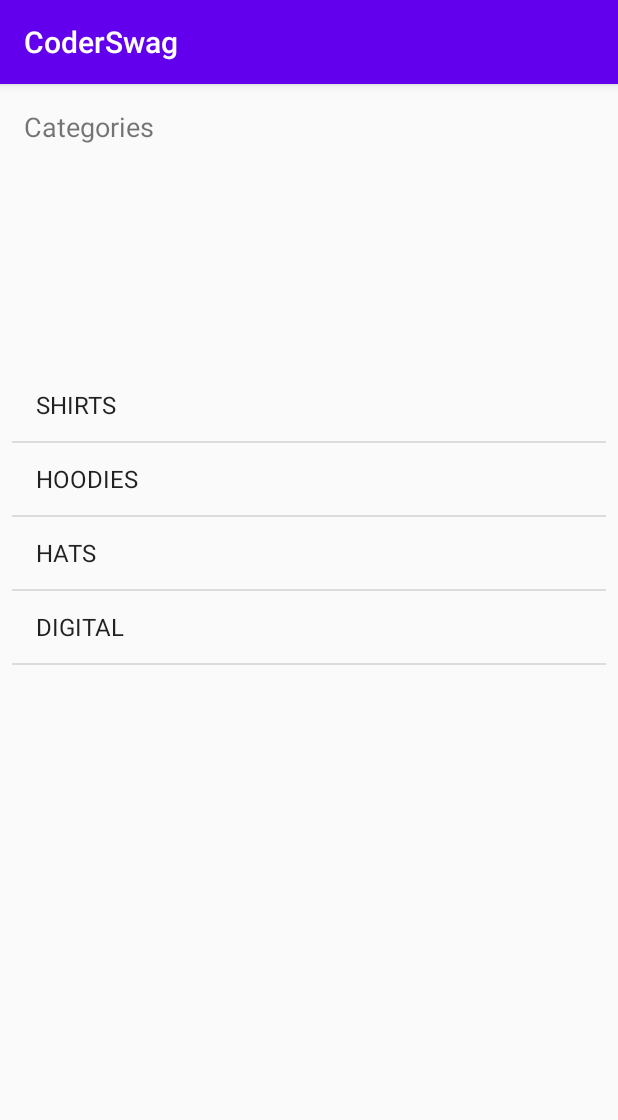
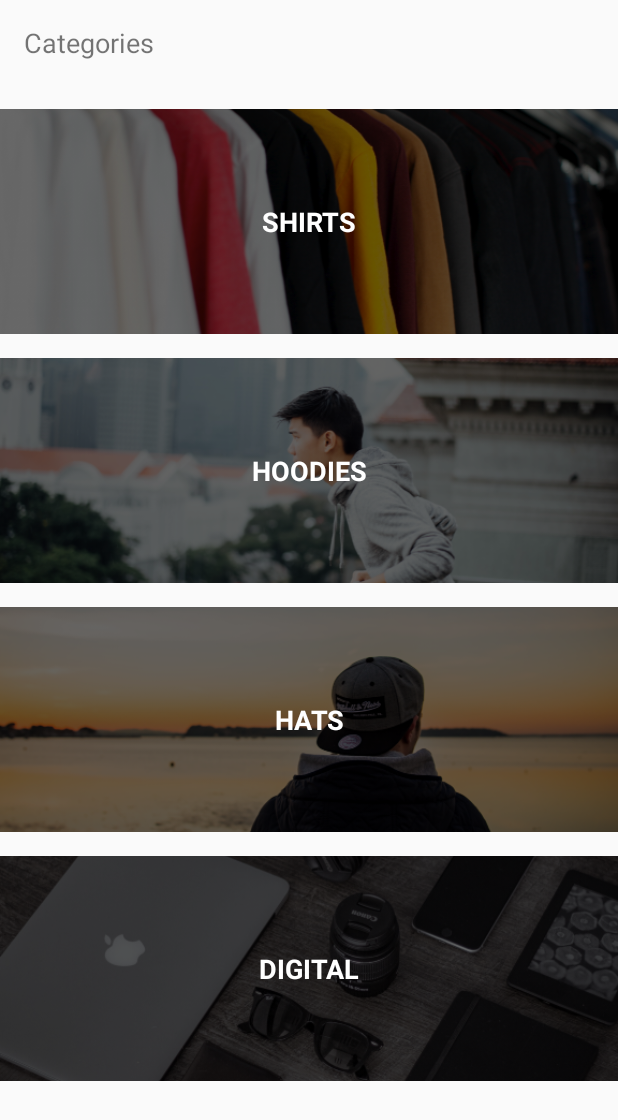
Before and after one commit to gitngp/CoderSwag, an Android app: the screen it shows after launch (MainActivity), on a phone screen of 412 x 824 dp. Shown: the top 1120 px of the screen. Run offline under Robolectric (Android 15) with nearby library versions, the phone set to English and light mode, and no system bars.

Commit message:
create a costume listview adapter

```diff
--- /dev/null
+++ b/app/src/main/java/com/nunogp/coderswag/Adapters/CategoryAdapter.kt
@@ -0,0 +1,47 @@
+package com.nunogp.coderswag.Adapters
+
+import android.content.Context
+import android.view.LayoutInflater
+import android.view.View
+import android.view.ViewGroup
+import android.widget.BaseAdapter
+import android.widget.ImageView
+import android.widget.TextView
+import com.nunogp.coderswag.Model.Category
+import com.nunogp.coderswag.R
+
+class CategoryAdapter(context: Context, categories: List<Category>):BaseAdapter() {
+
+    val context = context
+    val categories = categories
+
+    //override fun getView(p0: Int, p1: View?, p2: ViewGroup?): View {
+     override fun getView(position: Int, convertView: View?, parent: ViewGroup?): View {
+       //to change body of created functions use | settings | File Template
+        val categoryView : View
+        categoryView = LayoutInflater.from(context).inflate(R.layout.category_list_item, null)
+        val categoryImage : ImageView = categoryView.findViewById(R.id.categoryImage)
+        //textfield ID categoryName
+        val categoryName : TextView = categoryView.findViewById(R.id.categoryName)
+        val category =  categories[position]
+        //convert image name into id resource
+        val resourceId =  context.resources.getIdentifier(category.image, "drawable", context.packageName)
+        //imageId categoryName
+        categoryImage.setImageResource(resourceId)
+        //println(resourceId)
+        categoryName.text = category.title
+        return categoryView
+    }
+
+    override fun getItem(position: Int): Any {
+       return categories[position]
+    }
+
+    override fun getItemId(position: Int): Long {
+        return 0
+    }
+
+    override fun getCount(): Int {
+        return categories.count()
+    }
+}
--- a/app/src/main/java/com/nunogp/coderswag/Controller/MainActivity.kt
+++ b/app/src/main/java/com/nunogp/coderswag/Controller/MainActivity.kt
@@ -3,6 +3,7 @@ package com.nunogp.coderswag.Controller
 import androidx.appcompat.app.AppCompatActivity
 import android.os.Bundle
 import android.widget.ArrayAdapter
+import com.nunogp.coderswag.Adapters.CategoryAdapter
 import com.nunogp.coderswag.Model.Category
 import com.nunogp.coderswag.R
 import com.nunogp.coderswag.Services.DataService
@@ -10,16 +11,17 @@ import kotlinx.android.synthetic.main.activity_main.*
 
 class MainActivity : AppCompatActivity() {
 
-    lateinit var adapter : ArrayAdapter<Category>
+    lateinit var adapter : CategoryAdapter//ArrayAdapter<Category>
 
     override fun onCreate(savedInstanceState: Bundle?) {
         super.onCreate(savedInstanceState)
         setContentView(R.layout.activity_main)
 
         //adapter sends data to listview
-        adapter = ArrayAdapter(this,
-        android.R.layout.simple_list_item_1,
-        DataService.categories)
+        //adapter = ArrayAdapter(this,
+        //android.R.layout.simple_list_item_1,
+        //DataService.categories)
+        adapter = CategoryAdapter(this, DataService.categories)
         //id
         category_listView.adapter = adapter
     }
--- a/app/src/main/res/layout/activity_main.xml
+++ b/app/src/main/res/layout/activity_main.xml
@@ -20,17 +20,13 @@
     <ListView
         android:id="@+id/category_listView"
         android:layout_width="0dp"
-        android:layout_height="457dp"
-        android:layout_marginStart="8dp"
-        android:layout_marginLeft="8dp"
+        android:layout_height="0dp"
         android:layout_marginTop="24dp"
-        android:layout_marginEnd="8dp"
-        android:layout_marginRight="8dp"
-        android:layout_marginBottom="8dp"
         app:layout_constraintBottom_toBottomOf="parent"
         app:layout_constraintEnd_toEndOf="parent"
         app:layout_constraintStart_toStartOf="parent"
         app:layout_constraintTop_toBottomOf="@+id/textView"
-        app:layout_constraintVertical_bias="0.527" />
+        app:layout_constraintVertical_bias="0.527"
+        android:divider="@null"/>
 
 </androidx.constraintlayout.widget.ConstraintLayout>
--- a/app/src/main/res/layout/category_list_item.xml
+++ b/app/src/main/res/layout/category_list_item.xml
@@ -26,7 +26,7 @@
         android:gravity="center"
         android:text="HATS"
         android:textColor="@android:color/white"
-        android:textSize="24sp"
+        android:textSize="18sp"
         android:textStyle="bold"
         app:layout_constraintBottom_toBottomOf="parent"
         app:layout_constraintEnd_toEndOf="parent"
--- a/app/src/main/res/values/styles.xml
+++ b/app/src/main/res/values/styles.xml
@@ -1,6 +1,6 @@
 <resources>
     <!-- Base application theme. -->
-    <style name="AppTheme" parent="Theme.AppCompat.Light.DarkActionBar">
+    <style name="AppTheme" parent="Theme.AppCompat.Light.NoActionBar"> <!--DarkActionBar"-->
         <!-- Customize your theme here. -->
         <item name="colorPrimary">@color/colorPrimary</item>
         <item name="colorPrimaryDark">@color/colorPrimaryDark</item>
```
